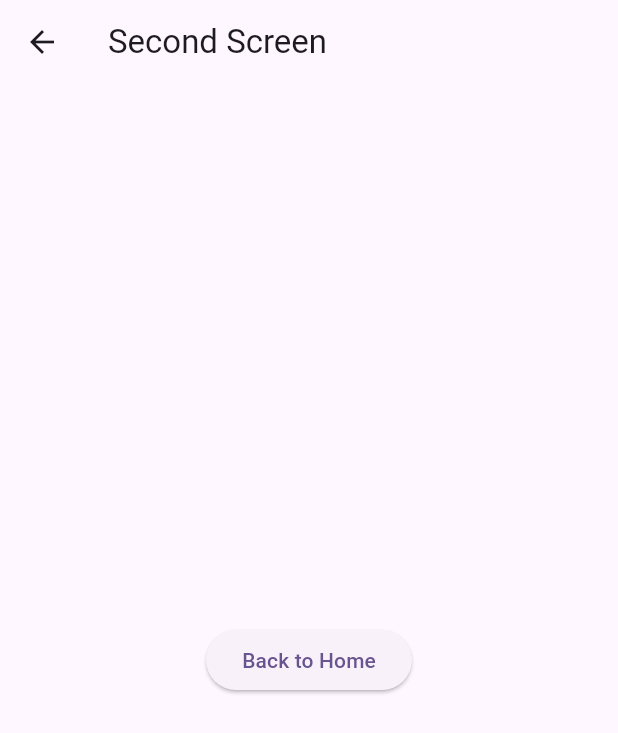
After one commit to yplja01/wisata_candi_Erika_Febriyani, a Flutter app: the SecondScreen screen opened directly, on a phone screen of 412 x 824 dp. The commit adds this screen. Shown: the top 733 px of the screen. Run offline on Flutter 3.47's test engine with Material 3 defaults, Android fonts, the phone set to English and light mode, and no system bars; our stand-ins replace cached_network_image.

Commit message:
Menambahkan
Favorite Screen dan Second Screen

```diff
--- /dev/null
+++ b/wisata_candi1/lib/screens/Second_Screen.dart
@@ -0,0 +1,19 @@
+import 'package:flutter/material.dart';
+
+class SecondScreen extends StatelessWidget {
+  const SecondScreen({super.key});
+  @override
+  Widget build(BuildContext context) {
+    return Scaffold(
+      appBar: AppBar(
+        title: const Text('Second Screen'), ),
+      body: Center(
+        child: Center(
+          child: ElevatedButton( onPressed: (){
+            Navigator.pop(context); },
+            child: const Text('Back to Home'), ),
+        ),
+      ),
+    );
+  }
+}
```
Also changed, not shown: wisata_candi1/lib/main.dart (+44 -0 lines), wisata_candi1/lib/screens/FavoriteScreen.dart (added, +17 -0 lines).
